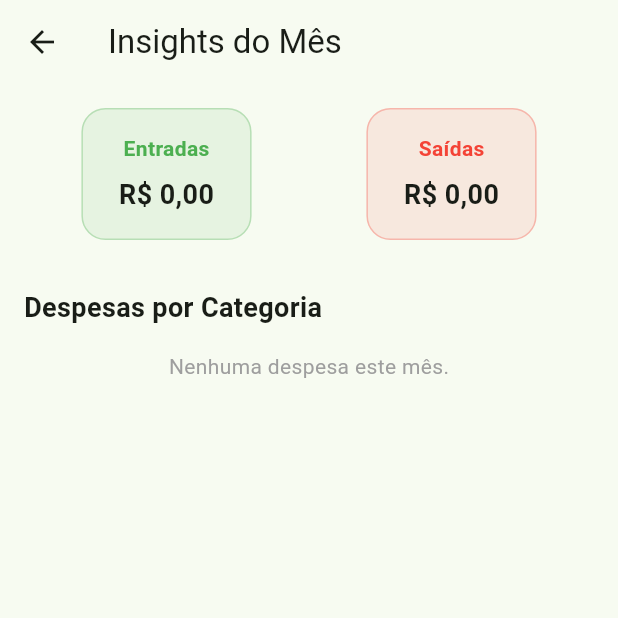
After one commit to DiegoAndreLeffa/FlowFinance, a Flutter app: the screen it shows after launch, after a tap on the "pie chart outline" icon, on a phone screen of 412 x 824 dp, the top half of it. The commit adds this screen. Run offline on Flutter 3.47's test engine with Material 3 defaults, Android fonts, the phone set to English and light mode, and no system bars; our stand-ins replace fl_chart, go_router, shared_preferences.

Commit message:
feat: Adicionado grafico de pizza

```diff
--- a/lib/core/routing/app_router.dart
+++ b/lib/core/routing/app_router.dart
@@ -3,6 +3,7 @@ import 'package:go_router/go_router.dart';
 import '../../features/categories/categories_page.dart';
 import '../../features/home/home_page.dart';
 import '../../features/settings/settings_page.dart';
+import '../../features/insights/insights_page.dart';
 
 final appRouter = GoRouter(
   routes: [
@@ -18,5 +19,9 @@ final appRouter = GoRouter(
       path: '/settings',
       builder: (context, state) => const SettingsPage(),
     ),
+    GoRoute(
+      path: '/insights',
+      builder: (context, state) => const InsightsPage(),
+    ),
   ],
 );
--- a/lib/features/home/home_page.dart
+++ b/lib/features/home/home_page.dart
@@ -1,4 +1,5 @@
 import 'package:flutter/material.dart';
+import 'package:go_router/go_router.dart';
 
 import '../../core/utils/category_icon_mapper.dart';
 import '../../core/utils/currency_formatter.dart';
@@ -288,21 +289,21 @@ class _HomePageState extends State<HomePage> {
             onPressed: _showInitialBalanceDialog,
           ),
           IconButton(
-            icon: const Icon(Icons.settings_outlined),
+            icon: const Icon(Icons.category_outlined),
             onPressed: () {
-              Navigator.push(
-                context,
-                MaterialPageRoute(builder: (_) => const SettingsPage()),
-              );
+              context.push('/categories');
             },
           ),
           IconButton(
-            icon: const Icon(Icons.category_outlined),
+            icon: const Icon(Icons.pie_chart_outline), // Ícone de gráfico!
             onPressed: () {
-              Navigator.push(
-                context,
-                MaterialPageRoute(builder: (_) => const CategoriesPage()),
-              );
+              context.push('/insights');
+            },
+          ),
+          IconButton(
+            icon: const Icon(Icons.settings_outlined),
+            onPressed: () {
+              context.push('/settings');
             },
           ),
         ],
--- /dev/null
+++ b/lib/features/insights/insights_page.dart
@@ -0,0 +1,167 @@
+import 'package:fl_chart/fl_chart.dart';
+import 'package:flutter/material.dart';
+
+import '../../core/utils/currency_formatter.dart';
+import '../../data/database/category_database_service.dart';
+import '../../data/database/database_service.dart';
+import '../../data/models/category_model.dart';
+import '../../data/models/transaction_model.dart';
+
+class InsightsPage extends StatefulWidget {
+  const InsightsPage({super.key});
+
+  @override
+  State<InsightsPage> createState() => _InsightsPageState();
+}
+
+class _InsightsPageState extends State<InsightsPage> {
+  final DatabaseService _dbService = DatabaseService();
+  final CategoryDatabaseService _catService = CategoryDatabaseService();
+
+  List<TransactionModel> _transactions = [];
+  List<CategoryModel> _categories = [];
+  bool _isLoading = true;
+
+  @override
+  void initState() {
+    super.initState();
+    _loadData();
+  }
+
+  Future<void> _loadData() async {
+    final txs = await _dbService.getAllTransactions();
+    final cats = await _catService.getAllCategories();
+
+    final now = DateTime.now();
+    final thisMonthTxs = txs.where((tx) => tx.date.month == now.month && tx.date.year == now.year).toList();
+
+    if (!mounted) return;
+    setState(() {
+      _transactions = thisMonthTxs;
+      _categories = cats;
+      _isLoading = false;
+    });
+  }
+
+  List<PieChartSectionData> _getPieChartData() {
+    Map<String, int> expensesByCategory = {};
+    int totalExpense = 0;
+
+    for (var tx in _transactions) {
+      if (tx.type == 'expense') {
+        final catName = tx.categoryName ?? 'Sem categoria';
+        expensesByCategory[catName] = (expensesByCategory[catName] ?? 0) + tx.amountInCents.abs();
+        totalExpense += tx.amountInCents.abs();
+      }
+    }
+
+    if (totalExpense == 0) return [];
+
+    List<PieChartSectionData> sections = [];
+    expensesByCategory.forEach((catName, amount) {
+      final category = _categories.firstWhere(
+        (c) => c.name == catName,
+        orElse: () => CategoryModel(name: 'Sem categoria', colorHex: 'FF9E9E9E', iconName: 'category')
+      );
+      final color = Color(int.parse(category.colorHex, radix: 16));
+
+      final percentage = (amount / totalExpense) * 100;
+
+      sections.add(
+        PieChartSectionData(
+          color: color,
+          value: amount.toDouble(),
+          title: '${percentage.toStringAsFixed(1)}%',
+          radius: 60,
+          titleStyle: const TextStyle(fontSize: 12, fontWeight: FontWeight.bold, color: Colors.white),
+        ),
+      );
+    });
+
+    return sections;
+  }
+
+  @override
+  Widget build(BuildContext context) {
+    if (_isLoading) {
+      return const Scaffold(body: Center(child: CircularProgressIndicator()));
+    }
+
+    final pieData = _getPieChartData();
+    final hasExpenses = pieData.isNotEmpty;
+
+    final income = _transactions.where((t) => t.type == 'income').fold<int>(0, (s, t) => s + t.amountInCents.abs());
+    final expense = _transactions.where((t) => t.type == 'expense').fold<int>(0, (s, t) => s + t.amountInCents.abs());
+
+    return Scaffold(
+      appBar: AppBar(title: const Text('Insights do Mês')),
+      body: SingleChildScrollView(
+        padding: const EdgeInsets.all(16),
+        child: Column(
+          crossAxisAlignment: CrossAxisAlignment.start,
+          children: [
+            Row(
+              mainAxisAlignment: MainAxisAlignment.spaceAround,
+              children: [
+                _buildSummaryCard('Entradas', income, Colors.green),
+                _buildSummaryCard('Saídas', expense, Colors.red),
+              ],
+            ),
+            const SizedBox(height: 32),
+
+            const Text('Despesas por Categoria', style: TextStyle(fontSize: 18, fontWeight: FontWeight.bold)),
+            const SizedBox(height: 16),
+            if (!hasExpenses)
+              const Center(child: Text('Nenhuma despesa este mês.', style: TextStyle(color: Colors.grey)))
+            else
+              SizedBox(
+                height: 250,
+                child: PieChart(
+                  PieChartData(
+                    sections: pieData,
+                    centerSpaceRadius: 40,
+                    sectionsSpace: 2,
+                  ),
+                ),
+              ),
+
+            if (hasExpenses)
+              Wrap(
+                spacing: 12,
+                runSpacing: 8,
+                children: _getPieChartData().map((section) {
+                  final cat = _categories.firstWhere((c) => Color(int.parse(c.colorHex, radix: 16)) == section.color, orElse: () => CategoryModel(name: 'Outros', colorHex: 'FF9E9E9E', iconName: ''));
+                  return Row(
+                    mainAxisSize: MainAxisSize.min,
+                    children: [
+                      Container(width: 12, height: 12, color: section.color),
+                      const SizedBox(width: 4),
+                      Text(cat.name, style: const TextStyle(fontSize: 12)),
+                    ],
+                  );
+                }).toList(),
+              ),
+          ],
+        ),
+      ),
+    );
+  }
+
+  Widget _buildSummaryCard(String title, int amountInCents, Color color) {
+    return Container(
+      padding: const EdgeInsets.symmetric(horizontal: 24, vertical: 16),
+      decoration: BoxDecoration(
+        color: color.withOpacity(0.1),
+        borderRadius: BorderRadius.circular(16),
+        border: Border.all(color: color.withOpacity(0.3)),
+      ),
+      child: Column(
+        children: [
+          Text(title, style: TextStyle(color: color, fontWeight: FontWeight.bold)),
+          const SizedBox(height: 8),
+          Text(formatCurrency(amountInCents), style: const TextStyle(fontSize: 18, fontWeight: FontWeight.bold)),
+        ],
+      ),
+    );
+  }
+}
--- a/pubspec.yaml
+++ b/pubspec.yaml
@@ -40,6 +40,7 @@ dependencies:
   isar_flutter_libs: ^3.1.0+1
   path_provider: ^2.1.6
   go_router: ^17.3.0
+  fl_chart: ^1.2.0
 
 dev_dependencies:
   flutter_test:
```
Also changed, not shown: pubspec.lock, 1 other file.
